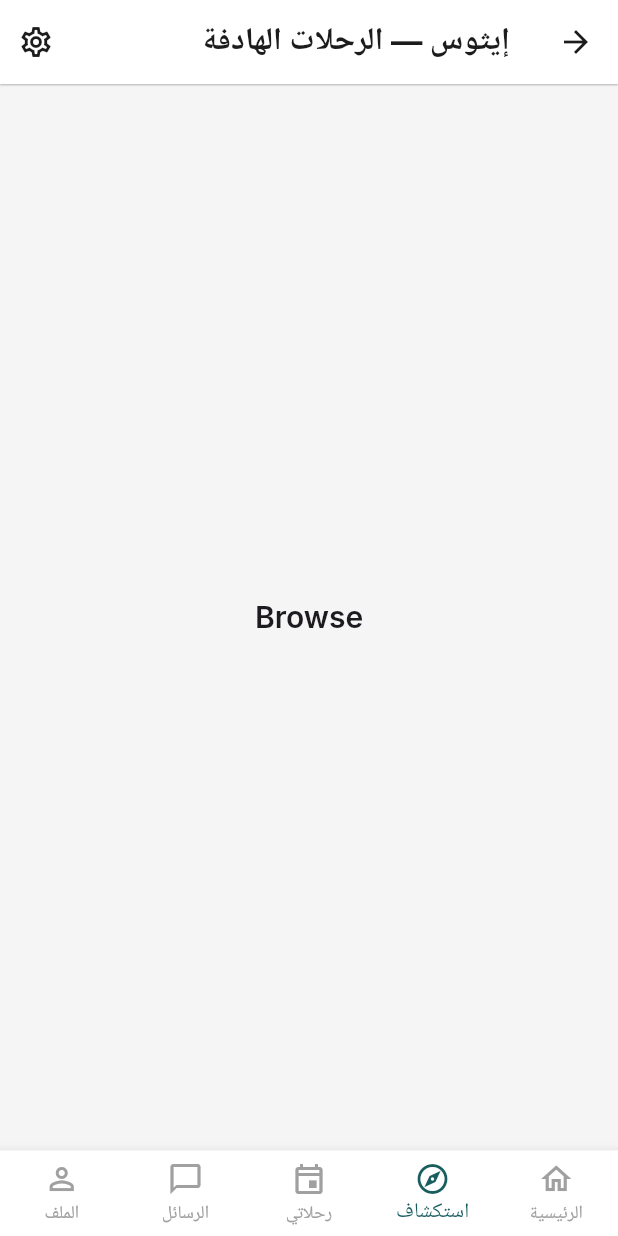
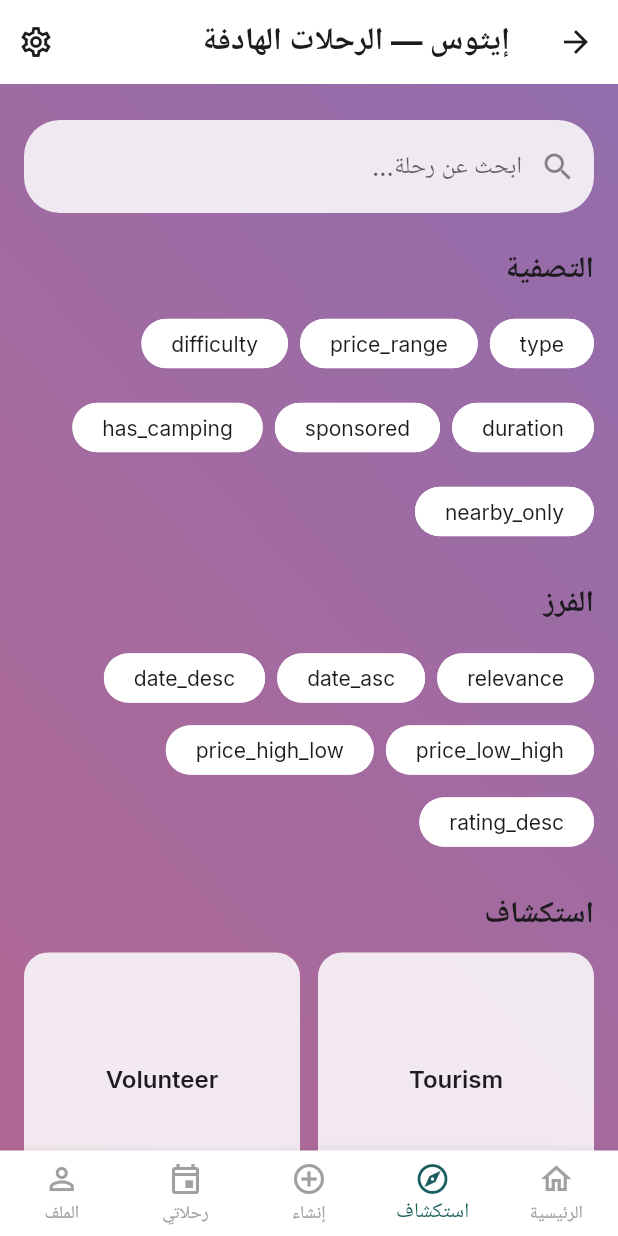
Before and after one commit to abdelrahmanwahdan11/rehllat0, a Flutter app: the MainShell screen opened by its route, item 2 of the bottom bar chosen, on a phone screen of 412 x 824 dp. Run offline on Flutter 3.47's test engine with Material 3 defaults, Android fonts, the phone set to English and light mode, and no system bars; our stand-ins replace google_fonts, shared_preferences; accounts and stored records are empty.

Commit message:
Add animated gradient scaffold and browse/create shells (#2)

```diff
--- a/lib/core/localization/app_localizations.dart
+++ b/lib/core/localization/app_localizations.dart
@@ -14,9 +14,13 @@ class AppLocalizations {
       'cta_done': 'تم',
       'tab_home': 'الرئيسية',
       'tab_browse': 'استكشاف',
+      'tab_create': 'إنشاء',
       'tab_my_trips': 'رحلاتي',
       'tab_messages': 'الرسائل',
       'tab_profile': 'الملف',
+      'search_hint': 'ابحث عن رحلة...',
+      'filters_title': 'التصفية',
+      'sort_title': 'الفرز',
       'role_seeker': 'باحث',
       'role_volunteer': 'متطوع',
       'role_coordinator': 'منسق',
@@ -43,9 +47,13 @@ class AppLocalizations {
       'cta_done': 'Done',
       'tab_home': 'Home',
       'tab_browse': 'Browse',
+      'tab_create': 'Create',
       'tab_my_trips': 'My Trips',
       'tab_messages': 'Messages',
       'tab_profile': 'Profile',
+      'search_hint': 'Search trips...',
+      'filters_title': 'Filters',
+      'sort_title': 'Sort',
       'role_seeker': 'Seeker',
       'role_volunteer': 'Volunteer',
       'role_coordinator': 'Coordinator',
--- a/lib/core/services/app_state.dart
+++ b/lib/core/services/app_state.dart
@@ -12,6 +12,7 @@ class AppState extends ChangeNotifier {
   Locale _locale = const Locale('ar');
   ThemeMode _themeMode = ThemeMode.light;
   int _currentTabIndex = 0;
+  String _activeGradientType = 'Tourism';
   String? _userRole;
   List<String> _userPreferences = <String>[];
   List<String> _savedExperiences = <String>[];
@@ -20,6 +21,7 @@ class AppState extends ChangeNotifier {
   Locale get locale => _locale;
   ThemeMode get themeMode => _themeMode;
   int get currentTabIndex => _currentTabIndex;
+  String get activeGradientType => _activeGradientType;
   String? get userRole => _userRole;
   List<String> get savedExperiences => _savedExperiences;
   List<String> get joinedTrips => _joinedTrips;
@@ -46,6 +48,14 @@ class AppState extends ChangeNotifier {
       return;
     }
     _currentTabIndex = index;
+    notifyListeners();
+  }
+
+  void setActiveGradientType(String type) {
+    if (_activeGradientType == type) {
+      return;
+    }
+    _activeGradientType = type;
     notifyListeners();
   }
 
--- /dev/null
+++ b/lib/core/theme/gradient_theme.dart
@@ -0,0 +1,69 @@
+import 'dart:math' as math;
+
+import 'package:flutter/material.dart';
+
+class EthosGradientTheme {
+  EthosGradientTheme._();
+
+  static const Duration animationDuration = Duration(milliseconds: 1800);
+  static const Curve animationCurve = Curves.easeInOut;
+
+  static LinearGradient gradientForType(String type) {
+    final _GradientSpec spec =
+        _gradientMap[type] ?? _gradientMap[_defaultKey]!;
+    return LinearGradient(
+      colors: spec.colors,
+      begin: AlignmentDirectional.topStart,
+      end: AlignmentDirectional.bottomEnd,
+      transform: GradientRotation(_degreesToRadians(spec.angleDegrees)),
+    );
+  }
+
+  static double _degreesToRadians(double degrees) {
+    return degrees * (math.pi / 180);
+  }
+
+  static const String _defaultKey = 'Tourism';
+
+  static const Map<String, _GradientSpec> _gradientMap = <String, _GradientSpec>{
+    'Tourism': _GradientSpec(
+      colors: <Color>[Color(0xFF4AC6E7), Color(0xFF2E7BCB)],
+      angleDegrees: 35,
+    ),
+    'Volunteer': _GradientSpec(
+      colors: <Color>[Color(0xFF38B16E), Color(0xFFFF8C42)],
+      angleDegrees: 15,
+    ),
+    'Learning': _GradientSpec(
+      colors: <Color>[Color(0xFF7C4DFF), Color(0xFF00BCD4)],
+      angleDegrees: 60,
+    ),
+    'Private': _GradientSpec(
+      colors: <Color>[Color(0xFFF7B733), Color(0xFF1E3C72)],
+      angleDegrees: 90,
+    ),
+    'Scientific': _GradientSpec(
+      colors: <Color>[Color(0xFF00C9FF), Color(0xFF005BEA)],
+      angleDegrees: 45,
+    ),
+    'Cultural': _GradientSpec(
+      colors: <Color>[Color(0xFFB24592), Color(0xFFF15F79)],
+      angleDegrees: 20,
+    ),
+    'Hiking': _GradientSpec(
+      colors: <Color>[Color(0xFF2EBF91), Color(0xFF8360C3)],
+      angleDegrees: 30,
+    ),
+    'Camping': _GradientSpec(
+      colors: <Color>[Color(0xFF3CA55C), Color(0xFFB5AC49)],
+      angleDegrees: 10,
+    ),
+  };
+}
+
+class _GradientSpec {
+  const _GradientSpec({required this.colors, required this.angleDegrees});
+
+  final List<Color> colors;
+  final double angleDegrees;
+}
--- /dev/null
+++ b/lib/features/browse/browse_screen.dart
@@ -0,0 +1,160 @@
+import 'package:flutter/material.dart';
+
+import '../../core/localization/app_localizations.dart';
+import '../../core/services/app_state.dart';
+
+class BrowseScreen extends StatelessWidget {
+  const BrowseScreen({required this.appState, super.key});
+
+  final AppState appState;
+
+  static const List<String> _categories = <String>[
+    'Tourism',
+    'Volunteer',
+    'Learning',
+    'Scientific',
+    'Cultural',
+    'Hiking',
+    'Camping',
+    'Private',
+  ];
+
+  @override
+  Widget build(BuildContext context) {
+    final AppLocalizations l10n = AppLocalizations.of(context);
+    return RefreshIndicator(
+      onRefresh: () async {
+        await Future<void>.delayed(const Duration(milliseconds: 400));
+      },
+      child: ListView(
+        padding: const EdgeInsets.symmetric(horizontal: 16, vertical: 24),
+        children: <Widget>[
+          TextField(
+            decoration: InputDecoration(
+              hintText: l10n.getString('search_hint'),
+              prefixIcon: const Icon(Icons.search),
+              filled: true,
+              fillColor: Theme.of(context).colorScheme.surface.withOpacity(0.85),
+              border: OutlineInputBorder(
+                borderRadius: BorderRadius.circular(24),
+                borderSide: BorderSide.none,
+              ),
+            ),
+          ),
+          const SizedBox(height: 24),
+          Text(
+            l10n.getString('filters_title'),
+            style: Theme.of(context).textTheme.headlineMedium,
+          ),
+          const SizedBox(height: 12),
+          Wrap(
+            spacing: 8,
+            runSpacing: 8,
+            children: _buildFilterChips(context),
+          ),
+          const SizedBox(height: 24),
+          Text(
+            l10n.getString('sort_title'),
+            style: Theme.of(context).textTheme.headlineMedium,
+          ),
+          const SizedBox(height: 12),
+          Wrap(
+            spacing: 8,
+            children: _buildSortChips(context),
+          ),
+          const SizedBox(height: 24),
+          Text(
+            l10n.getString('tab_browse'),
+            style: Theme.of(context).textTheme.headlineMedium,
+          ),
+          const SizedBox(height: 12),
+          GridView.count(
+            crossAxisCount: 2,
+            childAspectRatio: 1.1,
+            mainAxisSpacing: 12,
+            crossAxisSpacing: 12,
+            physics: const NeverScrollableScrollPhysics(),
+            shrinkWrap: true,
+            children: _categories
+                .map(
+                  (String category) => _CategoryCard(
+                    label: category,
+                    onTap: () => appState.setActiveGradientType(category),
+                  ),
+                )
+                .toList(),
+          ),
+        ],
+      ),
+    );
+  }
+
+  List<Widget> _buildFilterChips(BuildContext context) {
+    const List<String> filters = <String>[
+      'type',
+      'price_range',
+      'difficulty',
+      'duration',
+      'sponsored',
+      'has_camping',
+      'nearby_only',
+    ];
+    return filters
+        .map(
+          (String filter) => FilterChip(
+            label: Text(filter),
+            selected: false,
+            onSelected: (_) {},
+          ),
+        )
+        .toList();
+  }
+
+  List<Widget> _buildSortChips(BuildContext context) {
+    const List<String> sorts = <String>[
+      'relevance',
+      'date_asc',
+      'date_desc',
+      'price_low_high',
+      'price_high_low',
+      'rating_desc',
+    ];
+    return sorts
+        .map(
+          (String sort) => ChoiceChip(
+            label: Text(sort),
+            selected: false,
+            onSelected: (_) {},
+          ),
+        )
+        .toList();
+  }
+}
+
+class _CategoryCard extends StatelessWidget {
+  const _CategoryCard({required this.label, required this.onTap});
+
+  final String label;
+  final VoidCallback onTap;
+
+  @override
+  Widget build(BuildContext context) {
+    final ThemeData theme = Theme.of(context);
+    return Material(
+      color: theme.colorScheme.surface.withOpacity(0.85),
+      borderRadius: BorderRadius.circular(16),
+      child: InkWell(
+        borderRadius: BorderRadius.circular(16),
+        onTap: onTap,
+        child: Center(
+          child: Text(
+            label,
+            style: theme.textTheme.titleMedium?.copyWith(
+              fontWeight: FontWeight.w600,
+            ),
+          ),
+        ),
+      ),
+    );
+  }
+}
--- /dev/null
+++ b/lib/features/create_trip/create_trip_screen.dart
@@ -0,0 +1,91 @@
+import 'package:flutter/material.dart';
+
+import '../../core/localization/app_localizations.dart';
+import '../../core/services/app_state.dart';
+
+class CreateTripScreen extends StatelessWidget {
+  const CreateTripScreen({required this.appState, super.key});
+
+  final AppState appState;
+
+  @override
+  Widget build(BuildContext context) {
+    final AppLocalizations l10n = AppLocalizations.of(context);
+    return SafeArea(
+      child: ListView(
+        padding: const EdgeInsets.all(16),
+        children: <Widget>[
+          Text(
+            l10n.getString('tab_create'),
+            style: Theme.of(context).textTheme.headlineMedium,
+          ),
+          const SizedBox(height: 16),
+          _InfoCard(
+            icon: Icons.flag_outlined,
+            title: 'Define the basics',
+            description:
+                'Set the trip type, schedule, and meeting location before inviting others.',
+          ),
+          const SizedBox(height: 12),
+          _InfoCard(
+            icon: Icons.group_outlined,
+            title: 'Plan capacity & pricing',
+            description:
+                'Experiment with minimum and maximum group sizes and preview group pricing tiers instantly.',
+          ),
+          const SizedBox(height: 12),
+          _InfoCard(
+            icon: Icons.route_outlined,
+            title: 'Craft the itinerary',
+            description:
+                'Add learning points, camping details, and gear checklists to keep participants prepared.',
+          ),
+          const SizedBox(height: 24),
+          ElevatedButton(
+            onPressed: () => appState.setActiveGradientType('Private'),
+            child: Text(l10n.getString('cta_done')),
+          ),
+        ],
+      ),
+    );
+  }
+}
+
+class _InfoCard extends StatelessWidget {
+  const _InfoCard({
+    required this.icon,
+    required this.title,
+    required this.description,
+  });
+
+  final IconData icon;
+  final String title;
+  final String description;
+
+  @override
+  Widget build(BuildContext context) {
+    final ThemeData theme = Theme.of(context);
+    return Card(
+      shape: RoundedRectangleBorder(borderRadius: BorderRadius.circular(16)),
+      child: Padding(
+        padding: const EdgeInsets.all(16),
+        child: Column(
+          crossAxisAlignment: CrossAxisAlignment.start,
+          children: <Widget>[
+            Icon(icon, size: 32, color: theme.colorScheme.primary),
+            const SizedBox(height: 12),
+            Text(
+              title,
+              style: theme.textTheme.titleMedium?.copyWith(fontWeight: FontWeight.w600),
+            ),
+            const SizedBox(height: 8),
+            Text(
+              description,
+              style: theme.textTheme.bodyMedium,
+            ),
+          ],
+        ),
+      ),
+    );
+  }
+}
--- a/lib/features/home/main_shell.dart
+++ b/lib/features/home/main_shell.dart
@@ -2,9 +2,12 @@ import 'package:flutter/material.dart';
 
 import '../../core/localization/app_localizations.dart';
 import '../../core/services/app_state.dart';
+import '../browse/browse_screen.dart';
+import '../create_trip/create_trip_screen.dart';
 import '../my_trips/my_trips_screen.dart';
 import '../profile/profile_screen.dart';
 import '../settings/settings_sheet.dart';
+import '../../widgets/animated_gradient_background.dart';
 import 'home_screen.dart';
 
 class MainShell extends StatefulWidget {
@@ -26,15 +29,17 @@ class _MainShellState extends State<MainShell> {
     super.initState();
     _pages = <Widget>[
       HomeScreen(appState: widget.appState),
-      const _PlaceholderScreen(label: 'Browse'),
+      BrowseScreen(appState: widget.appState),
+      CreateTripScreen(appState: widget.appState),
       MyTripsScreen(appState: widget.appState),
-      const _PlaceholderScreen(label: 'Messages'),
       ProfileScreen(appState: widget.appState),
     ];
   }
 
   void _onItemTapped(int index) {
-    widget.appState.setTabIndex(index);
+    widget.appState
+      ..setTabIndex(index)
+      ..setActiveGradientType(_gradientTypeForIndex(index));
   }
 
   @override
@@ -43,8 +48,8 @@ class _MainShellState extends State<MainShell> {
     final List<_NavItem> items = <_NavItem>[
       _NavItem(Icons.home_outlined, l10n.getString('tab_home')),
       _NavItem(Icons.explore_outlined, l10n.getString('tab_browse')),
+      _NavItem(Icons.add_circle_outline, l10n.getString('tab_create')),
       _NavItem(Icons.event_outlined, l10n.getString('tab_my_trips')),
-      _NavItem(Icons.chat_bubble_outline, l10n.getString('tab_messages')),
       _NavItem(Icons.person_outline, l10n.getString('tab_profile')),
     ];
     return AnimatedBuilder(
@@ -52,7 +57,11 @@ class _MainShellState extends State<MainShell> {
       builder: (BuildContext context, _) {
         final int currentIndex = widget.appState.currentTabIndex;
         return Scaffold(
+          backgroundColor: Colors.transparent,
+          extendBody: true,
           appBar: AppBar(
+            backgroundColor: Colors.transparent,
+            elevation: 0,
             title: Text(l10n.getString('app_title')),
             actions: <Widget>[
               IconButton(
@@ -61,13 +70,16 @@ class _MainShellState extends State<MainShell> {
               ),
             ],
           ),
-          body: Directionality(
+          body: AnimatedGradientBackground(
+            type: widget.appState.activeGradientType,
+            child: Directionality(
               textDirection: widget.appState.locale.languageCode == 'ar'
                   ? TextDirection.rtl
                   : TextDirection.ltr,
               child: IndexedStack(
                 index: currentIndex,
                 children: _pages,
+              ),
             ),
           ),
           bottomNavigationBar: BottomNavigationBar(
@@ -101,22 +113,24 @@ class _MainShellState extends State<MainShell> {
   }
 }
 
+String _gradientTypeForIndex(int index) {
+  switch (index) {
+    case 1:
+      return 'Cultural';
+    case 2:
+      return 'Private';
+    case 3:
+      return 'Volunteer';
+    case 4:
+      return 'Scientific';
+    default:
+      return 'Tourism';
+  }
+}
+
 class _NavItem {
   const _NavItem(this.icon, this.label);
 
   final IconData icon;
   final String label;
 }
-
-class _PlaceholderScreen extends StatelessWidget {
-  const _PlaceholderScreen({required this.label});
-
-  final String label;
-
-  @override
-  Widget build(BuildContext context) {
-    return Center(
-      child: Text(label, style: Theme.of(context).textTheme.headlineMedium),
-    );
-  }
-}
--- /dev/null
+++ b/lib/widgets/animated_gradient_background.dart
@@ -0,0 +1,26 @@
+import 'package:flutter/material.dart';
+
+import '../core/theme/gradient_theme.dart';
+
+class AnimatedGradientBackground extends StatelessWidget {
+  const AnimatedGradientBackground({
+    super.key,
+    required this.type,
+    required this.child,
+  });
+
+  final String type;
+  final Widget child;
+
+  @override
+  Widget build(BuildContext context) {
+    final LinearGradient gradient = EthosGradientTheme.gradientForType(type);
+    return AnimatedContainer(
+      duration: EthosGradientTheme.animationDuration,
+      curve: EthosGradientTheme.animationCurve,
+      constraints: const BoxConstraints.expand(),
+      decoration: BoxDecoration(gradient: gradient),
+      child: child,
+    );
+  }
+}
```
Lines whose indentation alone changed are shown as unchanged.
